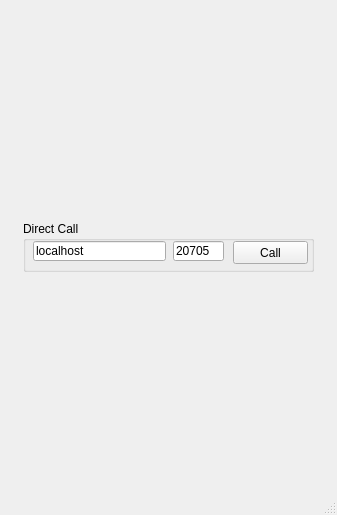
Above: Babel/babel.ui from RemiGuillard/Troll-Babel before the change. Below: the same form after it.
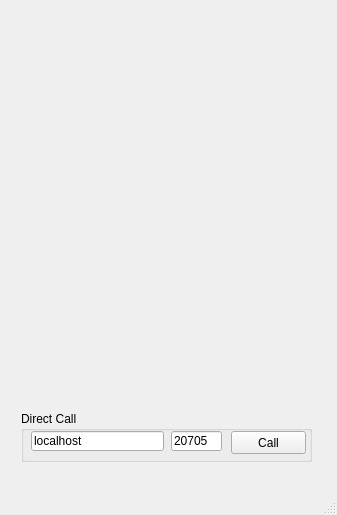
That is the form after the change. The open tabs and pages were chosen to show the change. Icons and pictures are not drawn.

Diff of the .ui file:
```diff
--- a/Babel/babel.ui
+++ b/Babel/babel.ui
@@ -6,7 +6,7 @@
    <rect>
     <x>0</x>
     <y>0</y>
-    <width>327</width>
+    <width>325</width>
     <height>515</height>
    </rect>
   </property>
@@ -433,9 +433,15 @@
        <property name="contextMenuPolicy">
         <enum>Qt::DefaultContextMenu</enum>
        </property>
-       <layout class="QGridLayout" name="gridLayout_4">
-        <item row="0" column="0">
          <widget class="QGroupBox" name="DirectCall">
+        <property name="geometry">
+         <rect>
+          <x>10</x>
+          <y>400</y>
+          <width>291</width>
+          <height>51</height>
+         </rect>
+        </property>
           <property name="minimumSize">
            <size>
             <width>291</width>
@@ -491,8 +497,6 @@
            </property>
           </widget>
          </widget>
-        </item>
-       </layout>
       </widget>
       <widget class="QWidget" name="Calling">
        <layout class="QGridLayout" name="gridLayout_7">
```
Left out of the diff: 4 changed lines with no effect on the pictures. Lines whose indentation alone changed are shown as unchanged.
